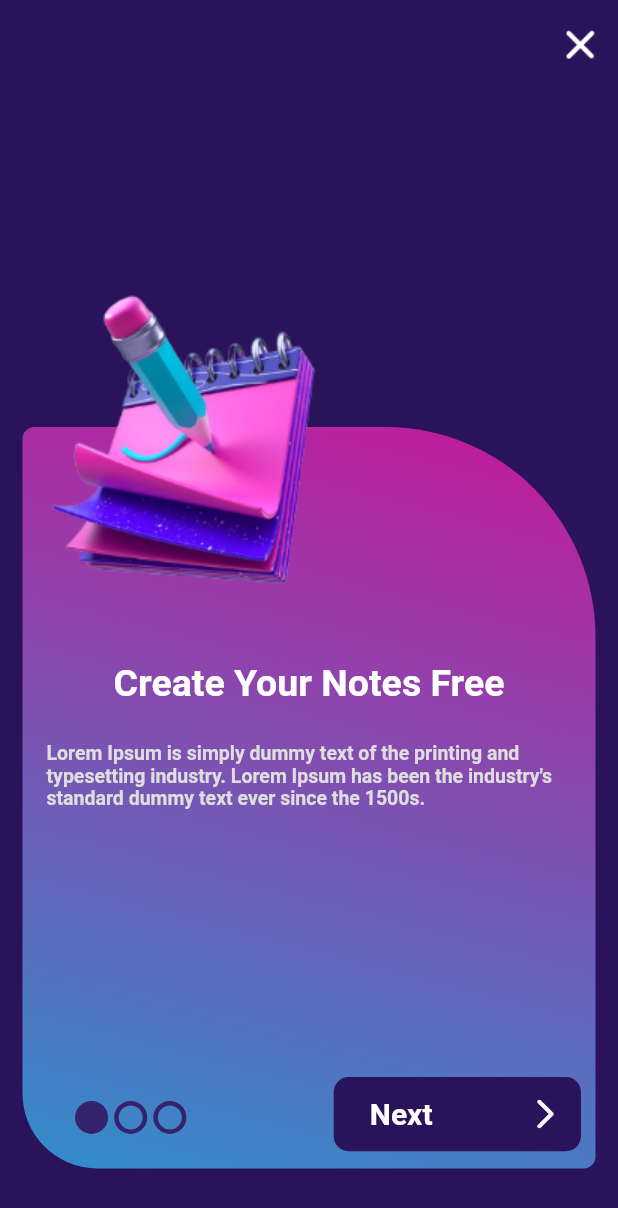
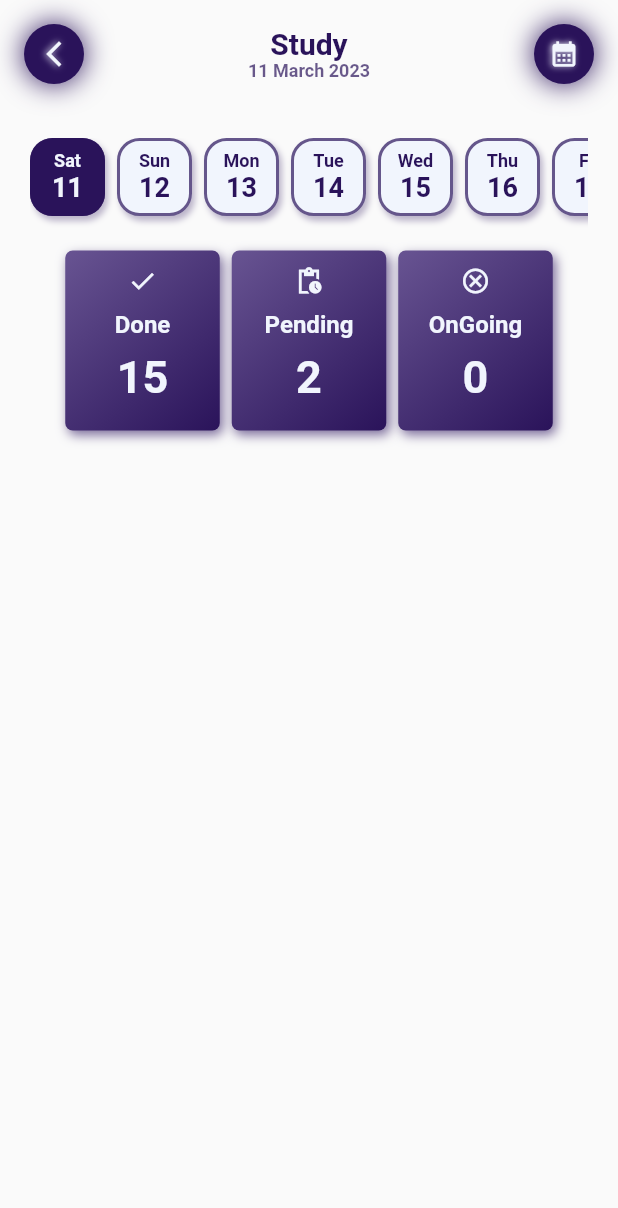
Before and after one commit to hesamzs/NotePad-Flutter, a Flutter app: the screen it shows after launch, on a phone screen of 412 x 824 dp. Shown: the top 1208 px of the screen. Run offline on Flutter 3.47's test engine with Material 2 defaults, Android fonts, the phone set to English and light mode, and no system bars; drawn by our look-alikes of auto_size_text; our stand-ins replace animate_do, flutter_staggered_animations, flutter_svg, flutter_switch, google_fonts; Roboto replaces fonts that are missing (Ubuntu).

Commit message:
Tasks Page Created !

```diff
--- a/lib/main.dart
+++ b/lib/main.dart
@@ -1,5 +1,7 @@
 import 'package:flutter/material.dart';
 import 'package:flutter/services.dart';
+import 'package:notepad/pages/first_page.dart';
+import 'package:notepad/pages/task_page/task_page.dart';
 import 'package:notepad/pages/welcome_page.dart';
 
 void main() {
@@ -15,9 +17,9 @@ class MyApp extends StatelessWidget {
   const MyApp({super.key});
   @override
   Widget build(BuildContext context) {
-    return const MaterialApp(
+    return MaterialApp(
       title: 'NotePad',
-      home:  FirstImage(),
+      home:  TaskPage(),
       debugShowCheckedModeBanner: false,
     );
   }
--- /dev/null
+++ b/lib/models/task_notif_model.dart
@@ -0,0 +1,36 @@
+import 'dart:math' as math;
+
+import 'package:flutter/cupertino.dart';
+import 'package:flutter/material.dart';
+
+class TaskNofifModel {
+  final String title;
+  final String number;
+  final IconData logo;
+
+
+  TaskNofifModel({
+    required this.title,
+    required this.number,
+    required this.logo,
+
+  });
+}
+
+List<TaskNofifModel> tasknotifModel = [
+  TaskNofifModel(
+      title: "Done",
+      number: "15",
+      logo: Icons.done,
+  ),
+  TaskNofifModel(
+      title: "Pending",
+      number: "2",
+      logo: Icons.pending_actions_sharp
+  ),
+  TaskNofifModel(
+      title: "OnGoing",
+      number: "0",
+      logo: Icons.cancel_outlined
+  ),
+];
--- a/lib/pages/first_page.dart
+++ b/lib/pages/first_page.dart
@@ -8,6 +8,7 @@ import 'package:notepad/models/recent_model.dart';
 import 'package:notepad/widget/text_widget.dart';
 import 'package:flutter_svg/flutter_svg.dart';
 
+import '../widget/date_widget.dart';
 import 'drawer_page.dart';
 
 class FirstPageRoute extends CupertinoPageRoute {
@@ -31,31 +32,8 @@ class FirstPage extends StatefulWidget {
 
 class _FirstPageState extends State<FirstPage> {
   bool isDrawerOpen = false;
+  final date = getDate();
 
-  final now = DateTime.now();
-  final months = [
-    "January",
-    "February",
-    "March",
-    "April",
-    "May",
-    "June",
-    "July",
-    "August",
-    "September",
-    "October",
-    "November",
-    "December",
-  ];
-  final days = [
-    "Monday",
-    "Tuesday",
-    "Wednesday",
-    "Thursday",
-    "Friday",
-    "Saturday",
-    "Sunday",
-  ];
   var _key = GlobalKey();
 
 
@@ -96,7 +74,7 @@ class _FirstPageState extends State<FirstPage> {
                                 crossAxisAlignment: CrossAxisAlignment.center,
                                 children: [
                                   AppText(
-                                      text: now.day.toString(),
+                                      text: date.getDayNum(),
                                       size: 36,
                                       color: const Color(0xff2A135A),
                                       fontWeight: FontWeight.bold),
@@ -108,12 +86,12 @@ class _FirstPageState extends State<FirstPage> {
                                           CrossAxisAlignment.start,
                                       children: [
                                         AppText(
-                                            text: months[now.month - 1],
+                                            text: date.getMonth(),
                                             size: 16,
                                             color: const Color(0xff2A135A),
                                             fontWeight: FontWeight.bold),
                                         AppText(
-                                          text: days[now.weekday - 1],
+                                          text: date.getDay(),
                                           size: 12,
                                           color: const Color(0xff2A135A),
                                           fontWeight: FontWeight.bold,
--- /dev/null
+++ b/lib/pages/task_page/task_page.dart
@@ -0,0 +1,382 @@
+import 'package:flutter/material.dart';
+import 'package:notepad/models/task_notif_model.dart';
+import 'package:notepad/widget/date_widget.dart';
+import 'package:notepad/widget/text_widget.dart';
+
+class TaskPage extends StatefulWidget {
+  const TaskPage({Key? key}) : super(key: key);
+
+  @override
+  State<TaskPage> createState() => _TaskPageState();
+}
+
+class _TaskPageState extends State<TaskPage> {
+  final date = getDate();
+  int isTrue = 0;
+
+  @override
+  Widget build(BuildContext context) {
+    var sWidth = MediaQuery.of(context).size.width;
+    return Scaffold(
+      body: Column(
+        children: [
+          Row(
+            children: [
+              Padding(
+                padding: const EdgeInsets.all(16),
+                child: Container(
+                  width: 40,
+                  height: 40,
+                  decoration: BoxDecoration(
+                    boxShadow: const [
+                      BoxShadow(
+                        color: Color(0xff2A135A),
+                        blurRadius: 16.0,
+                        offset: Offset(
+                          0,
+                          0,
+                        ),
+                      ),
+                    ],
+                    borderRadius: BorderRadius.circular(50),
+                    color: const Color(0xff2A135A),
+                  ),
+                  child: const Padding(
+                    padding: EdgeInsets.all(8),
+                    child: Icon(
+                      Icons.arrow_back_ios_new_sharp,
+                      color: Color(0xffF1F5FD),
+                      size: 20,
+                      shadows: [
+                        Shadow(
+                          color: Color(0xffF1F5FD),
+                          blurRadius: 6.0,
+                          offset: Offset(
+                            -1,
+                            0,
+                          ),
+                        )
+                      ],
+                    ),
+                  ),
+                ),
+              ),
+              Expanded(
+                child: Column(
+                  children: [
+                    AppText(
+                      text: sWidth < 240 ? " " : 'Study',
+                      fontWeight: FontWeight.bold,
+                      color: const Color(0xff2A135A),
+                      size: 20,
+                    ),
+                    AppText(
+                        text: sWidth < 240
+                            ? " "
+                            : "${date.getDayNum()} ${date.getMonth()} ${date.getYear()}",
+                        size: 12,
+                        color: const Color(0xff2A135A).withOpacity(0.7),
+                        fontWeight: FontWeight.bold),
+                  ],
+                ),
+              ),
+              Padding(
+                padding: const EdgeInsets.all(16),
+                child: Container(
+                  width: 40,
+                  height: 40,
+                  decoration: BoxDecoration(
+                    boxShadow: const [
+                      BoxShadow(
+                        color: Color(0xff2A135A),
+                        blurRadius: 16.0,
+                        offset: Offset(
+                          0,
+                          0,
+                        ),
+                      ),
+                    ],
+                    borderRadius: BorderRadius.circular(50),
+                    color: const Color(0xff2A135A),
+                  ),
+                  child: const Padding(
+                    padding: EdgeInsets.all(8),
+                    child: Icon(
+                      Icons.calendar_month_sharp,
+                      color: Color(0xffF1F5FD),
+                      size: 20,
+                      shadows: [
+                        Shadow(
+                          color: Color(0xffF1F5FD),
+                          blurRadius: 5.0,
+                          offset: Offset(
+                            -1,
+                            0,
+                          ),
+                        ),
+                      ],
+                    ),
+                  ),
+                ),
+              ),
+            ],
+          ),
+          SizedBox(
+            height: sWidth > 239 ? 20 : 0,
+          ),
+          _MiddleAppBar(),
+          Padding(
+            padding: const EdgeInsets.symmetric(horizontal: 20.0),
+            child: SizedBox(
+              width: sWidth,
+              height: 60,
+              child: sWidth > 450
+                  ? Row(
+                      mainAxisAlignment: MainAxisAlignment.center,
+                      children: _CreateList(),
+                    )
+                  : _CreateListView(),
+            ),
+          ),
+          const SizedBox(
+            height: 10,
+          ),
+          Container(
+            width: sWidth * 0.9,
+            height: 130,
+            color: Colors.transparent,
+            child: Row(
+              mainAxisAlignment: MainAxisAlignment.center,
+              children: _CreateNotifBox(),
+            ),
+          ),
+        ],
+      ),
+    );
+  }
+
+  List<Widget> _CreateNotifBox() {
+    var sWidth = MediaQuery.of(context).size.width;
+    return List.generate(3, (index) {
+      TaskNofifModel current = tasknotifModel[index];
+      return Padding(
+        padding: const EdgeInsets.all(4.0),
+        child: Container(
+          width: sWidth * 0.25,
+          height: 120,
+          decoration: BoxDecoration(
+            gradient: const LinearGradient(
+              begin: Alignment.topLeft,
+              end: Alignment.bottomRight,
+              colors: [
+                Color(0xff685492),
+                Color(0xff2A135A),
+              ],
+            ),
+            boxShadow: [
+              BoxShadow(
+                color: const Color(0xff422D70).withOpacity(0.7),
+                blurRadius: 6.0,
+                offset: const Offset(
+                  2,
+                  3,
+                ),
+              ),
+            ],
+            borderRadius: BorderRadius.circular(5),
+          ),
+          child: Column(
+            children: [
+              const SizedBox(
+                height: 5,
+              ),
+              SizedBox(
+                width: sWidth,
+                height: 30,
+                child: Icon(
+                  current.logo,
+                  size: 20,
+                  color: const Color(0xffF1F5FD),
+                ),
+              ),
+              const SizedBox(
+                height: 5,
+              ),
+              Expanded(
+                flex: 1,
+                child: Padding(
+                  padding: const EdgeInsets.symmetric(horizontal: 4.0),
+                  child: AppText(
+                      text: current.title,
+                      size: 16,
+                      color: const Color(0xffF1F5FD),
+                      fontWeight: FontWeight.bold),
+                ),
+              ),
+              Expanded(
+                flex: 2,
+                child: AppText(
+                    text: current.number,
+                    size: 30,
+                    color: const Color(0xffF1F5FD),
+                    fontWeight: FontWeight.bold),
+              ),
+            ],
+          ),
+        ),
+      );
+    });
+  }
+
+  Widget _MiddleAppBar() {
+    var sWidth = MediaQuery.of(context).size.width;
+    return sWidth < 239
+        ? Column(
+            children: [
+              const AppText(
+                text: 'Study',
+                fontWeight: FontWeight.bold,
+                color: Color(0xff2A135A),
+                size: 20,
+              ),
+              AppText(
+                  text:
+                      "${date.getDayNum()} ${date.getMonth()} ${date.getYear()}",
+                  size: 12,
+                  color: const Color(0xff2A135A).withOpacity(0.7),
+                  fontWeight: FontWeight.bold),
+              const SizedBox(
+                height: 20,
+              )
+            ],
+          )
+        : Container();
+  }
+
+  List<Widget> _CreateList() {
+    return List.generate(
+      7,
+      (index) {
+        return Padding(
+          padding: const EdgeInsets.only(right: 8.0, bottom: 8),
+          child: GestureDetector(
+            onTap: () {
+              print(index);
+              setState(() {
+                isTrue = index;
+              });
+            },
+            child: Container(
+              width: 50,
+              decoration: BoxDecoration(
+                borderRadius: BorderRadius.circular(15),
+                border: Border.all(
+                    color: const Color(0xff2A135A).withOpacity(0.7), width: 2),
+                boxShadow: [
+                  BoxShadow(
+                    color: const Color(0xff2A135A).withOpacity(0.3),
+                    blurRadius: 3.0,
+                    offset: const Offset(
+                      2,
+                      3,
+                    ),
+                  ),
+                ],
+                color: isTrue == index
+                    ? const Color(0xff2A135A)
+                    : const Color(0xffF1F5FD),
+              ),
+              child: Column(
+                children: [
+                  Expanded(child: Container()),
+                  Center(
+                      child: AppText(
+                          text: date.getDayShort(index),
+                          size: 5,
+                          color: isTrue == index
+                              ? const Color(0xffF1F5FD)
+                              : const Color(0xff2A135A),
+                          fontWeight: FontWeight.bold)),
+                  Center(
+                    child: AppText(
+                        text: date.getDayNumWeek(index),
+                        size: 18,
+                        color: isTrue == index
+                            ? const Color(0xffF1F5FD)
+                            : const Color(0xff2A135A),
+                        fontWeight: FontWeight.bold),
+                  ),
+                  Expanded(child: Container()),
+                ],
+              ),
+            ),
+          ),
+        );
+      },
+    );
+  }
+
+  Widget _CreateListView() {
+    return ListView.builder(
+      itemCount: 7,
+      scrollDirection: Axis.horizontal,
+      itemBuilder: (BuildContext context, int index) {
+        return Padding(
+          padding: const EdgeInsets.only(right: 8.0, bottom: 8),
+          child: GestureDetector(
+            onTap: () {
+              print(index);
+              setState(() {
+                isTrue = index;
+              });
+            },
+            child: Container(
+              width: 50,
+              decoration: BoxDecoration(
+                borderRadius: BorderRadius.circular(15),
+                border: Border.all(
+                    color: const Color(0xff2A135A).withOpacity(0.7), width: 2),
+                boxShadow: [
+                  BoxShadow(
+                    color: const Color(0xff2A135A).withOpacity(0.3),
+                    blurRadius: 3.0,
+                    offset: const Offset(
+                      2,
+                      3,
+                    ),
+                  ),
+                ],
+                color: isTrue == index
+                    ? const Color(0xff2A135A)
+                    : const Color(0xffF1F5FD),
+              ),
+              child: Column(
+                children: [
+                  Expanded(child: Container()),
+                  Center(
+                      child: AppText(
+                          text: date.getDayShort(index),
+                          size: 5,
+                          color: isTrue == index
+                              ? const Color(0xffF1F5FD)
+                              : const Color(0xff2A135A),
+                          fontWeight: FontWeight.bold)),
+                  Center(
+                    child: AppText(
+                        text: date.getDayNumWeek(index),
+                        size: 18,
+                        color: isTrue == index
+                            ? const Color(0xffF1F5FD)
+                            : const Color(0xff2A135A),
+                        fontWeight: FontWeight.bold),
+                  ),
+                  Expanded(child: Container()),
+                ],
+              ),
+            ),
+          ),
+        );
+      },
+    );
+  }
+}
--- a/lib/pages/welcome_page.dart
+++ b/lib/pages/welcome_page.dart
@@ -23,6 +23,7 @@ class _FirstImageState extends State<FirstImage> {
     });
     super.initState();
   }
+
   @override
   Widget build(BuildContext context) {
     var size = MediaQuery.of(context).size;
@@ -78,8 +79,9 @@ class _HomePageState extends State<HomePage> {
                 controller: pageController,
                 scrollDirection: Axis.horizontal,
                 itemCount: 3,
-                physics: const BouncingScrollPhysics(),
+                physics: NeverScrollableScrollPhysics(),
                 itemBuilder: (context, index) {
+
                   if (index.toInt() == 2) {
                     return Column(
                       children: [
@@ -204,8 +206,8 @@ class _HomePageState extends State<HomePage> {
                                     delay: const Duration(milliseconds: 100),
                                     child: GestureDetector(
                                       onTap: () {
-                                        Navigator.of(context).push(new FirstPageRoute());
-
+                                        Navigator.of(context)
+                                            .push(FirstPageRoute());
                                       },
                                       child: Container(
                                         width: sWidth * 0.4,
@@ -424,21 +426,18 @@ class _HomePageState extends State<HomePage> {
                 }),
           )),
     );
+  }
 
-
-  }
-  FadeInRight closebtn (sWidth){
+  FadeInRight closebtn(sWidth) {
     return FadeInRight(
       delay: const Duration(milliseconds: 100),
       child: GestureDetector(
-        onTap: () =>
-            Timer(const Duration(milliseconds: 300), () {
-              Navigator.pushReplacement(
-                  context, MaterialPageRoute(builder: (context) => const FirstPage()));
-            }),
+        onTap: () => Timer(const Duration(milliseconds: 300), () {
+          Navigator.pushReplacement(context,
+              MaterialPageRoute(builder: (context) => const FirstPage()));
+        }),
         child: Container(
-          padding: const EdgeInsets.symmetric(
-              horizontal: 15, vertical: 20),
+          padding: const EdgeInsets.symmetric(horizontal: 15, vertical: 20),
           alignment: AlignmentDirectional.centerEnd,
           width: sWidth,
           child: Image.asset(
--- /dev/null
+++ b/lib/widget/date_widget.dart
@@ -0,0 +1,73 @@
+import 'package:flutter/material.dart';
+
+class getDate {
+
+  final now = DateTime.now();
+  final months = [
+    "January",
+    "February",
+    "March",
+    "April",
+    "May",
+    "June",
+    "July",
+    "August",
+    "September",
+    "October",
+    "November",
+    "December",
+  ];
+  final days = [
+    "Monday",
+    "Tuesday",
+    "Wednesday",
+    "Thursday",
+    "Friday",
+    "Saturday",
+    "Sunday",
+  ];
+  final dayShort = [
+    "Mon",
+    "Tue",
+    "Wed",
+    "Thu",
+    "Fri",
+    "Sat",
+    "Sun",
+  ];
+
+
+  int getDaysInMonth (){
+    return (DateTimeRange(start: now, end: DateTime(now.year, now.month + 1)).duration.inDays);
+  }
+
+  String getDayShort (int num){
+    int setDay;
+    if (now.weekday -1 + num < 7){
+      setDay = now.weekday -1 + num;
+      return dayShort[setDay];
+    }else{
+      setDay = now.weekday -8 + num;
+      return dayShort[setDay];
+    }
+  }
+  String getDayNumWeek (int num){
+    var tomorrow = DateTime(now.year, now.month, now.day + num);
+    return tomorrow.day.toString();
+  }
+
+  String getDay (){
+    return days[now.weekday - 1];
+  }
+  String getMonth (){
+    return months[now.month - 1];
+  }
+  String getDayNum (){
+    return now.day.toString();
+  }
+  String getYear (){
+    return now.year.toString();
+  }
+
+
+}
```
